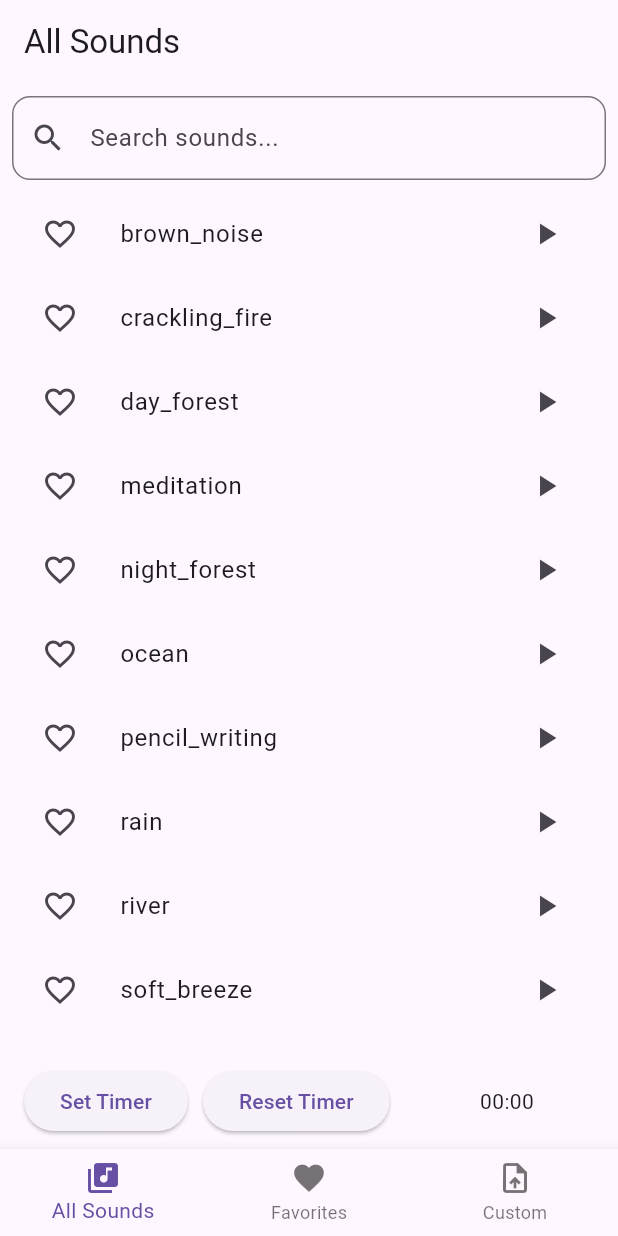
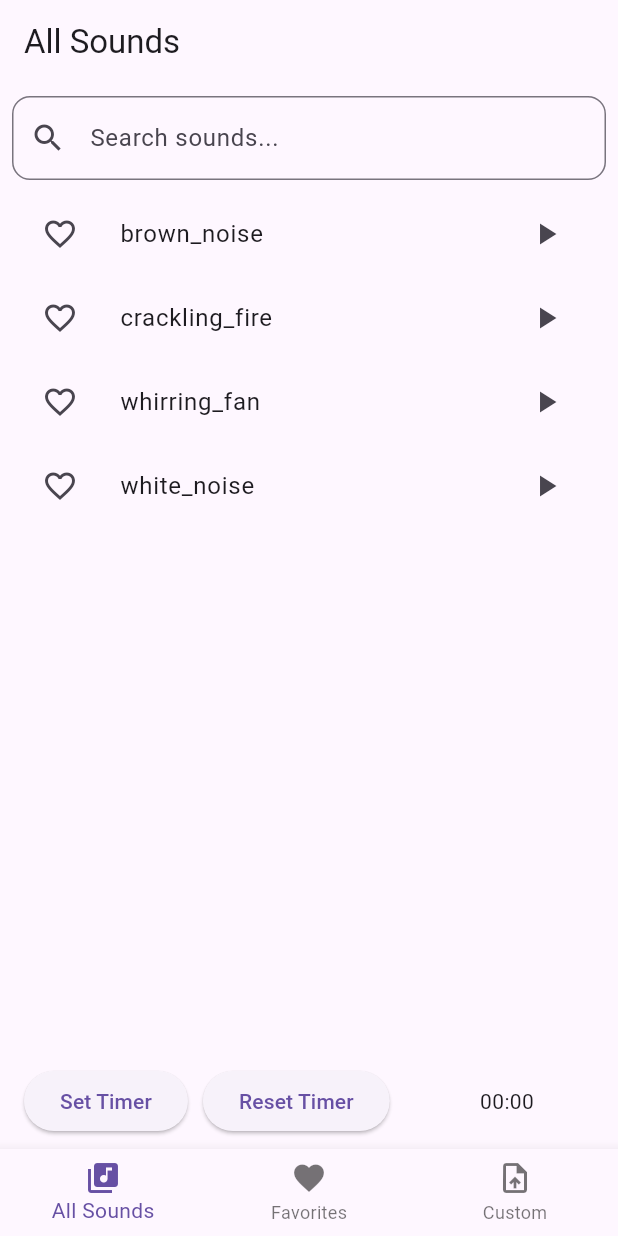
Before and after one commit to evanlee2212/sleep_tracker, a Flutter app: the SoundTabs screen opened directly, on a phone screen of 412 x 824 dp. Run offline on Flutter 3.47's test engine with Material 3 defaults, Android fonts, the phone set to English and light mode, and no system bars; our stand-ins replace audioplayers, awesome_notifications, cloud_firestore, firebase_auth, firebase_core, fl_chart and 4 more; missing offline and left inert: usage_stats; accounts and stored records are empty.

Commit message:
Updated audio files

```diff
--- a/lib/Pages/sounds.dart
+++ b/lib/Pages/sounds.dart
@@ -112,9 +112,6 @@ class SoundPlayerPage extends StatefulWidget {
 
 class _SoundPlayerPageState extends State<SoundPlayerPage> with TickerProviderStateMixin {
   List<String> allSounds = ['assets/sounds/brown_noise.mp3', 'assets/sounds/crackling_fire.mp3',
-    'assets/sounds/day_forest.mp3', 'assets/sounds/meditation.mp3', 'assets/sounds/night_forest.mp3',
-    'assets/sounds/ocean.mp3', 'assets/sounds/pencil_writing.mp3', 'assets/sounds/rain.mp3',
-    'assets/sounds/river.mp3', 'assets/sounds/soft_breeze.mp3', 'assets/sounds/thunderstorm.mp3',
     'assets/sounds/whirring_fan.mp3', 'assets/sounds/white_noise.mp3',];
   List<String> favorites = [];
   String? currentSound;
```
